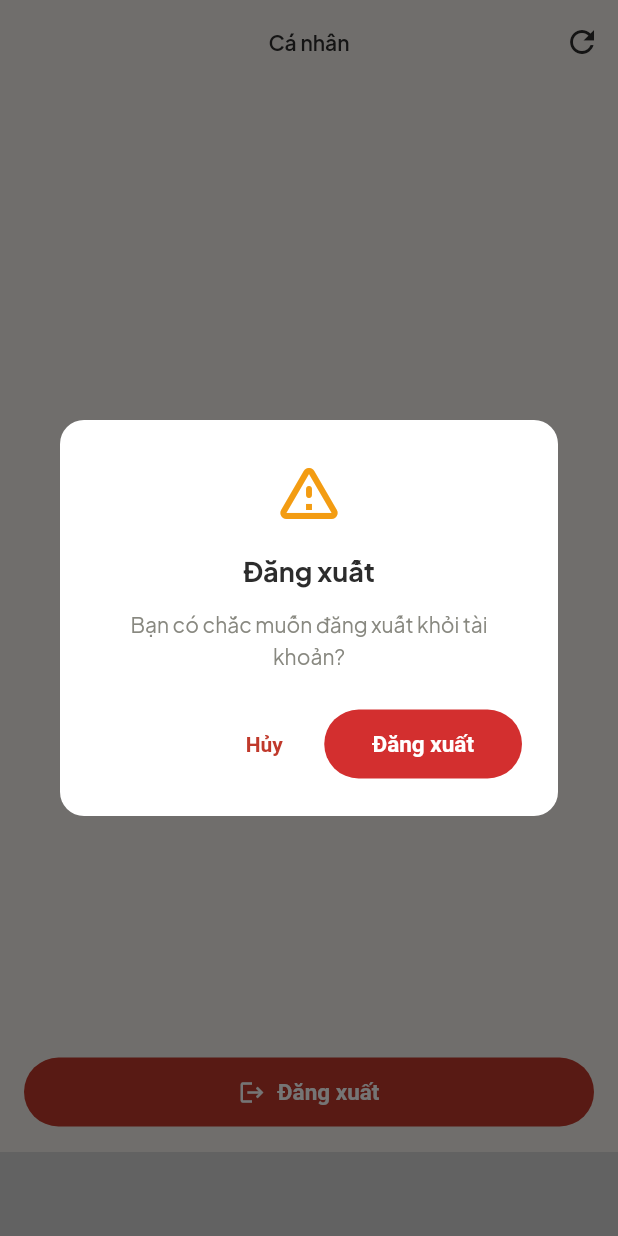
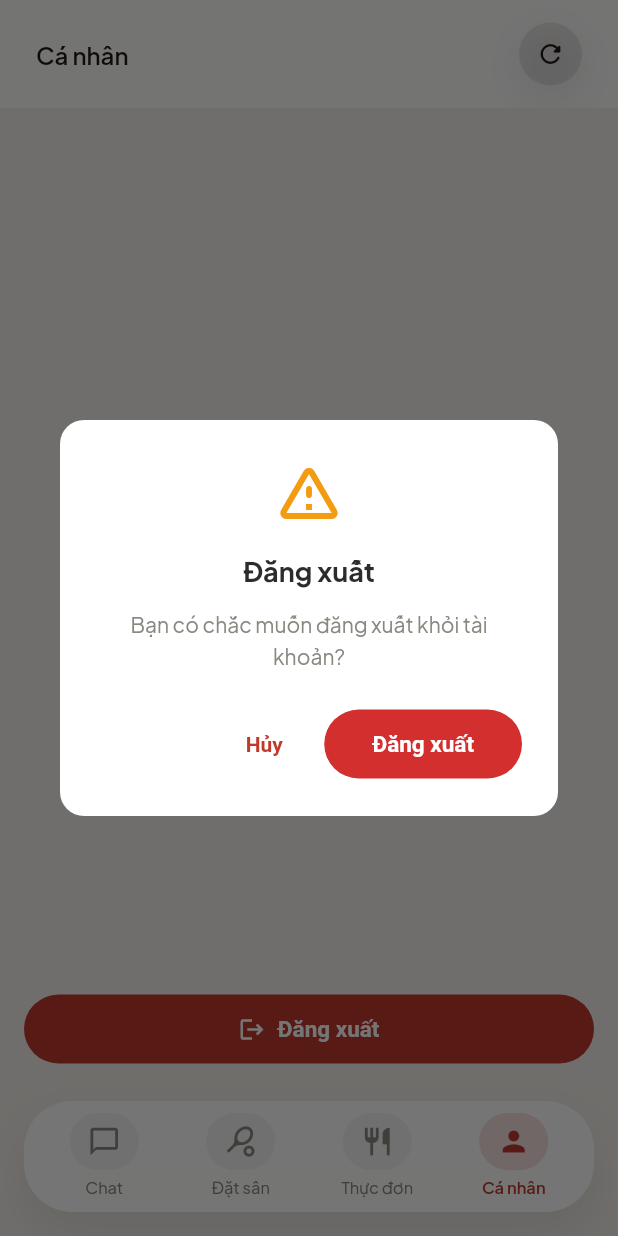
Before and after one commit to schweizerwilsemann/ChatbotAgent, a Flutter app: the ProfileScreen screen opened by its route, after a tap on "Đăng xuất", on a phone screen of 412 x 824 dp. Run offline on Flutter 3.47's test engine with Material 3 defaults, Android fonts, the phone set to English and light mode, and no system bars; our stand-ins replace device_info_plus, dio, flutter_markdown, flutter_riverpod, flutter_secure_storage, go_router and 2 more; accounts and stored records are empty.

```diff
--- a/flutter_app/lib/features/profile/presentation/profile_screen.dart
+++ b/flutter_app/lib/features/profile/presentation/profile_screen.dart
@@ -2,10 +2,13 @@
 import 'package:flutter_riverpod/flutter_riverpod.dart';
 import 'package:go_router/go_router.dart';
 import 'package:sports_venue_chatbot/core/constants/app_colors.dart';
+import 'package:sports_venue_chatbot/core/constants/app_spacing.dart';
 import 'package:sports_venue_chatbot/core/utils/responsive.dart';
 import 'package:sports_venue_chatbot/features/auth/data/auth_models.dart';
 import 'package:sports_venue_chatbot/features/auth/presentation/auth_provider.dart';
 import 'package:sports_venue_chatbot/shared/widgets/app_dialog.dart';
+import 'package:sports_venue_chatbot/shared/widgets/floating_card.dart';
+import 'package:sports_venue_chatbot/shared/widgets/glass_app_bar.dart';
 
 class ProfileScreen extends ConsumerWidget {
   const ProfileScreen({super.key});
@@ -15,14 +18,14 @@
     final authState = ref.watch(authStateProvider);
 
     return Scaffold(
-      appBar: AppBar(
+      appBar: GlassAppBar(
         title: const Text('Cá nhân'),
         actions: [
-          IconButton(
+          GlassIconButton(
             tooltip: 'Làm mới',
             onPressed: () =>
                 ref.read(authStateProvider.notifier).refreshProfile(),
-            icon: const Icon(Icons.refresh),
+            icon: Icons.refresh_rounded,
           ),
         ],
       ),
@@ -30,7 +33,7 @@
         loading: () => const Center(child: CircularProgressIndicator()),
         error: (error, _) => Center(
           child: Padding(
-            padding: const EdgeInsets.all(24),
+            padding: const EdgeInsets.all(AppSpacing.lg),
             child: Column(
               mainAxisSize: MainAxisSize.min,
               children: [
@@ -39,13 +42,13 @@
                   color: AppColors.error,
                   size: 48,
                 ),
-                const SizedBox(height: 12),
+                const SizedBox(height: AppSpacing.md),
                 Text(
                   'Không thể tải thông tin cá nhân',
                   style: Theme.of(context).textTheme.titleMedium,
                   textAlign: TextAlign.center,
                 ),
-                const SizedBox(height: 8),
+                const SizedBox(height: AppSpacing.sm),
                 Text(
                   error.toString(),
                   style: Theme.of(context).textTheme.bodySmall,
@@ -65,7 +68,7 @@
       bottomNavigationBar: SafeArea(
         top: false,
         child: Padding(
-          padding: const EdgeInsets.all(16),
+          padding: const EdgeInsets.all(AppSpacing.md),
           child: LayoutBuilder(
             builder: (context, constraints) {
               final buttonWidth =
@@ -134,7 +137,10 @@
             : Responsive.horizontalPadding(context);
 
         return ListView(
-          padding: EdgeInsets.symmetric(horizontal: hPad, vertical: 16),
+          padding: EdgeInsets.symmetric(
+            horizontal: hPad,
+            vertical: AppSpacing.md,
+          ),
           children: [
             CircleAvatar(
               radius: 40,
@@ -148,13 +154,13 @@
                 ),
               ),
             ),
-            const SizedBox(height: 16),
+            const SizedBox(height: AppSpacing.md),
             Text(
               user.name,
               style: Theme.of(context).textTheme.titleLarge,
               textAlign: TextAlign.center,
             ),
-            const SizedBox(height: 4),
+            const SizedBox(height: AppSpacing.sm / 2),
             Text(
               user.role,
               style: Theme.of(context).textTheme.bodyMedium?.copyWith(
@@ -162,7 +168,7 @@
                   ),
               textAlign: TextAlign.center,
             ),
-            const SizedBox(height: 24),
+            const SizedBox(height: AppSpacing.lg),
             _ProfileTile(
               icon: Icons.phone_outlined,
               label: 'Số điện thoại',
@@ -200,8 +206,9 @@
 
   @override
   Widget build(BuildContext context) {
-    return Card(
-      margin: const EdgeInsets.only(bottom: 12),
+    return FloatingCard(
+      margin: const EdgeInsets.only(bottom: AppSpacing.md),
+      padding: EdgeInsets.zero,
       child: ListTile(
         leading: Icon(icon, color: AppColors.primary),
         title: Text(label),
--- a/flutter_app/lib/main.dart
+++ b/flutter_app/lib/main.dart
@@ -6,6 +6,7 @@
 import 'package:intl/intl.dart';
 import 'package:sports_venue_chatbot/core/config/flavor_config.dart';
 import 'package:sports_venue_chatbot/core/router/app_router.dart';
+import 'package:sports_venue_chatbot/core/theme/app_scroll_behavior.dart';
 import 'package:sports_venue_chatbot/core/theme/app_theme.dart';
 
 Future<void> main() async => _runApp(FlavorConfig.resolveFlavor(appFlavor));
@@ -35,6 +36,7 @@
       theme: AppTheme.lightTheme,
       darkTheme: AppTheme.darkTheme,
       themeMode: ThemeMode.light,
+      scrollBehavior: const AppScrollBehavior(),
       routerConfig: router,
       localizationsDelegates: const [
         GlobalMaterialLocalizations.delegate,
--- a/flutter_app/lib/shared/widgets/app_dialog.dart
+++ b/flutter_app/lib/shared/widgets/app_dialog.dart
@@ -243,7 +243,6 @@
           autofocus: true,
           decoration: InputDecoration(
             hintText: hint,
-            border: const OutlineInputBorder(),
           ),
           validator: validator,
         ),
--- a/flutter_app/lib/shared/widgets/error_widget.dart
+++ b/flutter_app/lib/shared/widgets/error_widget.dart
@@ -36,7 +36,7 @@
               width: 72,
               height: 72,
               decoration: BoxDecoration(
-                color: AppColors.error.withOpacity(0.1),
+                color: AppColors.error.withValues(alpha: 0.1),
                 shape: BoxShape.circle,
               ),
               child: Icon(icon, size: 36, color: AppColors.error),
--- /dev/null
+++ b/flutter_app/lib/shared/widgets/floating_bottom_nav.dart
@@ -0,0 +1,150 @@
+import 'package:flutter/material.dart';
+import 'package:sports_venue_chatbot/core/constants/app_colors.dart';
+import 'package:sports_venue_chatbot/core/constants/app_spacing.dart';
+import 'package:sports_venue_chatbot/shared/widgets/pressable_scale.dart';
+
+class FloatingBottomNavItem {
+  final IconData icon;
+  final IconData selectedIcon;
+  final String label;
+  final Color? color;
+
+  const FloatingBottomNavItem({
+    required this.icon,
+    required this.selectedIcon,
+    required this.label,
+    this.color,
+  });
+}
+
+class FloatingBottomNav extends StatelessWidget {
+  final List<FloatingBottomNavItem> items;
+  final int selectedIndex;
+  final ValueChanged<int> onTap;
+
+  const FloatingBottomNav({
+    super.key,
+    required this.items,
+    required this.selectedIndex,
+    required this.onTap,
+  });
+
+  @override
+  Widget build(BuildContext context) {
+    final surface = Theme.of(context).colorScheme.surface;
+    final safeIndex =
+        selectedIndex >= 0 && selectedIndex < items.length ? selectedIndex : 0;
+
+    return SafeArea(
+      top: false,
+      minimum: const EdgeInsets.fromLTRB(
+        AppSpacing.md,
+        AppSpacing.sm,
+        AppSpacing.md,
+        AppSpacing.md,
+      ),
+      child: Align(
+        heightFactor: 1,
+        alignment: Alignment.center,
+        child: ConstrainedBox(
+          constraints: const BoxConstraints(maxWidth: 680),
+          child: Container(
+            padding: const EdgeInsets.symmetric(
+              horizontal: AppSpacing.sm,
+              vertical: AppSpacing.sm,
+            ),
+            decoration: BoxDecoration(
+              color: surface.withValues(alpha: 0.96),
+              borderRadius: BorderRadius.circular(32),
+              boxShadow: const [
+                BoxShadow(
+                  color: AppColors.shadow,
+                  blurRadius: 30,
+                  spreadRadius: 2,
+                  offset: Offset(0, 16),
+                ),
+              ],
+            ),
+            child: Row(
+              children: [
+                for (var index = 0; index < items.length; index++)
+                  Expanded(
+                    child: _FloatingBottomNavTile(
+                      item: items[index],
+                      isSelected: index == safeIndex,
+                      onTap: () => onTap(index),
+                    ),
+                  ),
+              ],
+            ),
+          ),
+        ),
+      ),
+    );
+  }
+}
+
+class _FloatingBottomNavTile extends StatelessWidget {
+  final FloatingBottomNavItem item;
+  final bool isSelected;
+  final VoidCallback onTap;
+
+  const _FloatingBottomNavTile({
+    required this.item,
+    required this.isSelected,
+    required this.onTap,
+  });
+
+  @override
+  Widget build(BuildContext context) {
+    final activeColor = item.color ?? AppColors.primary;
+    final iconColor = isSelected ? activeColor : AppColors.textSecondary;
+
+    return PressableScale(
+      onTap: onTap,
+      pressedScale: 0.94,
+      child: Semantics(
+        button: true,
+        selected: isSelected,
+        label: item.label,
+        child: Padding(
+          padding: const EdgeInsets.symmetric(horizontal: 2),
+          child: Column(
+            mainAxisSize: MainAxisSize.min,
+            children: [
+              AnimatedContainer(
+                duration: const Duration(milliseconds: 180),
+                curve: Curves.easeOutCubic,
+                width: 46,
+                height: 38,
+                decoration: BoxDecoration(
+                  color: iconColor.withValues(
+                    alpha: isSelected ? 0.15 : 0.08,
+                  ),
+                  borderRadius: BorderRadius.circular(24),
+                ),
+                child: Icon(
+                  isSelected ? item.selectedIcon : item.icon,
+                  size: 22,
+                  color: iconColor,
+                ),
+              ),
+              const SizedBox(height: 4),
+              Text(
+                item.label,
+                maxLines: 1,
+                overflow: TextOverflow.ellipsis,
+                style: Theme.of(context).textTheme.labelSmall?.copyWith(
+                      color: iconColor,
+                      fontSize: 11,
+                      fontWeight:
+                          isSelected ? FontWeight.w600 : FontWeight.w400,
+                    ),
+              ),
+            ],
+          ),
+        ),
+      ),
+    );
+  }
+}
--- /dev/null
+++ b/flutter_app/lib/shared/widgets/glass_app_bar.dart
@@ -0,0 +1,123 @@
+import 'dart:ui';
+
+import 'package:flutter/material.dart';
+import 'package:sports_venue_chatbot/core/constants/app_spacing.dart';
+import 'package:sports_venue_chatbot/shared/widgets/pressable_scale.dart';
+
+class GlassAppBar extends StatelessWidget implements PreferredSizeWidget {
+  final Widget title;
+  final Widget? leading;
+  final List<Widget> actions;
+  final bool showBackButton;
+  final VoidCallback? onBackPressed;
+
+  const GlassAppBar({
+    super.key,
+    required this.title,
+    this.leading,
+    this.actions = const [],
+    this.showBackButton = false,
+    this.onBackPressed,
+  });
+
+  @override
+  Size get preferredSize => const Size.fromHeight(72);
+
+  @override
+  Widget build(BuildContext context) {
+    final surface = Theme.of(context).colorScheme.surface;
+    final foreground = Theme.of(context).colorScheme.onSurface;
+    final effectiveLeading = leading ??
+        (showBackButton
+            ? GlassIconButton(
+                icon: Icons.arrow_back_ios_new_rounded,
+                tooltip: 'Quay lại',
+                onPressed:
+                    onBackPressed ?? () => Navigator.of(context).maybePop(),
+              )
+            : null);
+
+    return SafeArea(
+      bottom: false,
+      child: ClipRect(
+        child: BackdropFilter(
+          filter: ImageFilter.blur(sigmaX: 18, sigmaY: 18),
+          child: Container(
+            height: preferredSize.height,
+            padding: const EdgeInsets.symmetric(
+              horizontal: AppSpacing.lg,
+              vertical: AppSpacing.sm,
+            ),
+            color: surface.withValues(alpha: 0.78),
+            child: Row(
+              children: [
+                if (effectiveLeading != null) ...[
+                  effectiveLeading,
+                  const SizedBox(width: AppSpacing.md),
+                ],
+                Expanded(
+                  child: DefaultTextStyle(
+                    overflow: TextOverflow.ellipsis,
+                    maxLines: 1,
+                    style: Theme.of(context).textTheme.titleMedium!.copyWith(
+                          color: foreground,
+                          fontWeight: FontWeight.w600,
+                        ),
+                    child: title,
+                  ),
+                ),
+                for (final action in actions) ...[
+                  const SizedBox(width: AppSpacing.sm),
+                  action,
+                ],
+              ],
+            ),
+          ),
+        ),
+      ),
+    );
+  }
+}
+
+class GlassIconButton extends StatelessWidget {
+  final IconData icon;
+  final VoidCallback? onPressed;
+  final String? tooltip;
+  final Color? color;
+
+  const GlassIconButton({
+    super.key,
+    required this.icon,
+    this.onPressed,
+    this.tooltip,
+    this.color,
+  });
+
+  @override
+  Widget build(BuildContext context) {
+    final iconColor = color ?? Theme.of(context).colorScheme.onSurface;
+    final button = PressableScale(
+      onTap: onPressed,
+      child: Container(
+        width: 42,
+        height: 42,
+        decoration: BoxDecoration(
+          color: iconColor.withValues(alpha: 0.1),
+          shape: BoxShape.circle,
+          boxShadow: const [
+            BoxShadow(
+              color: Color(0x0F000000),
+              blurRadius: 18,
+              spreadRadius: 1,
+              offset: Offset(0, 8),
+            ),
+          ],
+        ),
+        child: Icon(icon, size: 20, color: iconColor),
+      ),
+    );
+
+    if (tooltip == null) return button;
+    return Tooltip(message: tooltip!, child: button);
+  }
+}
--- /dev/null
+++ b/flutter_app/lib/shared/widgets/pressable_scale.dart
@@ -0,0 +1,47 @@
+import 'package:flutter/material.dart';
+
+class PressableScale extends StatefulWidget {
+  final Widget child;
+  final VoidCallback? onTap;
+  final double pressedScale;
+  final Duration duration;
+  final HitTestBehavior behavior;
+
+  const PressableScale({
+    super.key,
+    required this.child,
+    this.onTap,
+    this.pressedScale = 0.96,
+    this.duration = const Duration(milliseconds: 110),
+    this.behavior = HitTestBehavior.opaque,
+  });
+
+  @override
+  State<PressableScale> createState() => _PressableScaleState();
+}
+
+class _PressableScaleState extends State<PressableScale> {
+  bool _isPressed = false;
+
+  void _setPressed(bool value) {
+    if (_isPressed == value || widget.onTap == null) return;
+    setState(() => _isPressed = value);
+  }
+
+  @override
+  Widget build(BuildContext context) {
+    return GestureDetector(
+      behavior: widget.behavior,
+      onTap: widget.onTap,
+      onTapDown: (_) => _setPressed(true),
+      onTapCancel: () => _setPressed(false),
+      onTapUp: (_) => _setPressed(false),
+      child: AnimatedScale(
+        scale: _isPressed ? widget.pressedScale : 1,
+        duration: widget.duration,
+        curve: Curves.easeOutCubic,
+        child: widget.child,
+      ),
+    );
+  }
+}
```
Also changed, not shown: flutter_app/lib/features/auth/presentation/login_screen.dart (+18 -41 lines), flutter_app/lib/shared/widgets/floating_card.dart (added, +50 -0 lines), flutter_app/lib/shared/widgets/pagination_footer.dart (added, +48 -0 lines), 5 other files.
